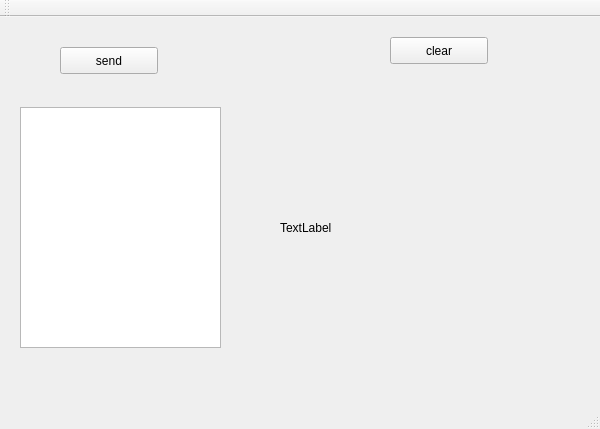
This is Send/mainwindow.ui in zhangxuran11/CustomProtocolDemo as Qt 5 draws it before an edit. The edited form follows.
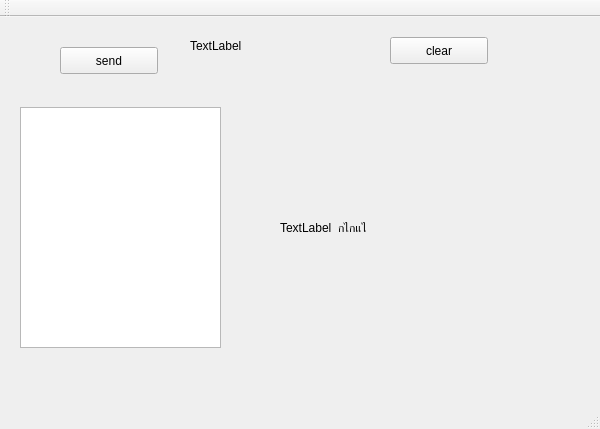
This is the edited form.

```diff
--- a/Send/mainwindow.ui
+++ b/Send/mainwindow.ui
@@ -60,6 +60,19 @@
      </rect>
     </property>
     <property name="text">
+     <string>TextLabel  กไกแไ</string>
+    </property>
+   </widget>
+   <widget class="QLabel" name="label_2">
+    <property name="geometry">
+     <rect>
+      <x>190</x>
+      <y>20</y>
+      <width>121</width>
+      <height>17</height>
+     </rect>
+    </property>
+    <property name="text">
      <string>TextLabel</string>
     </property>
    </widget>
```
